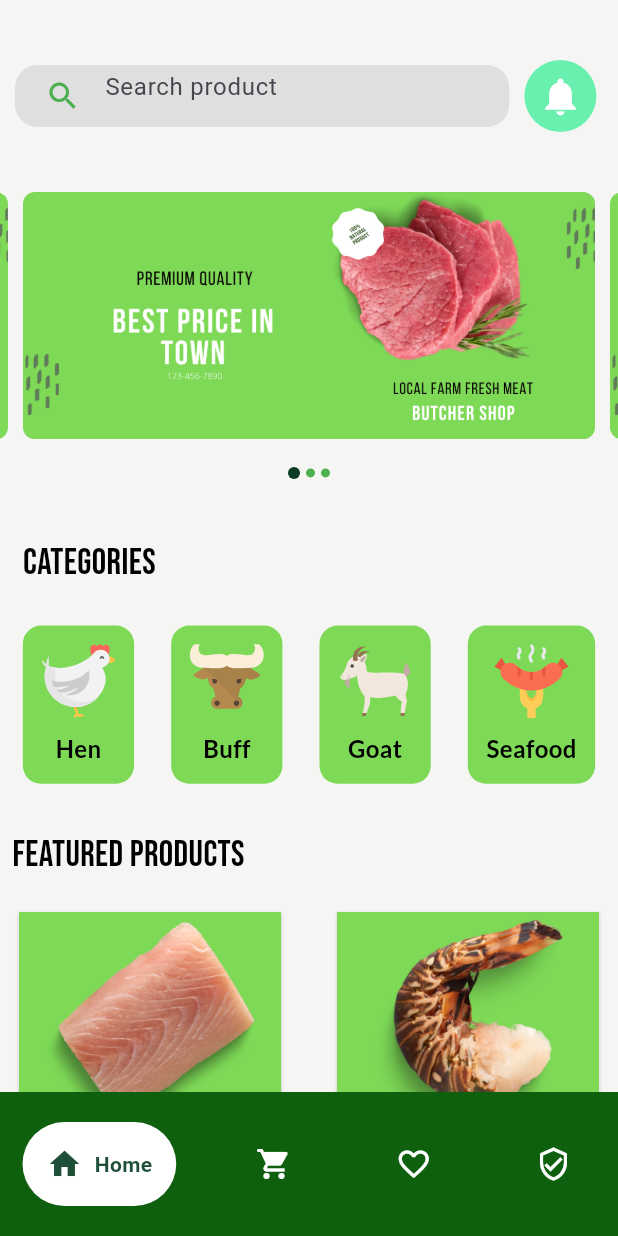
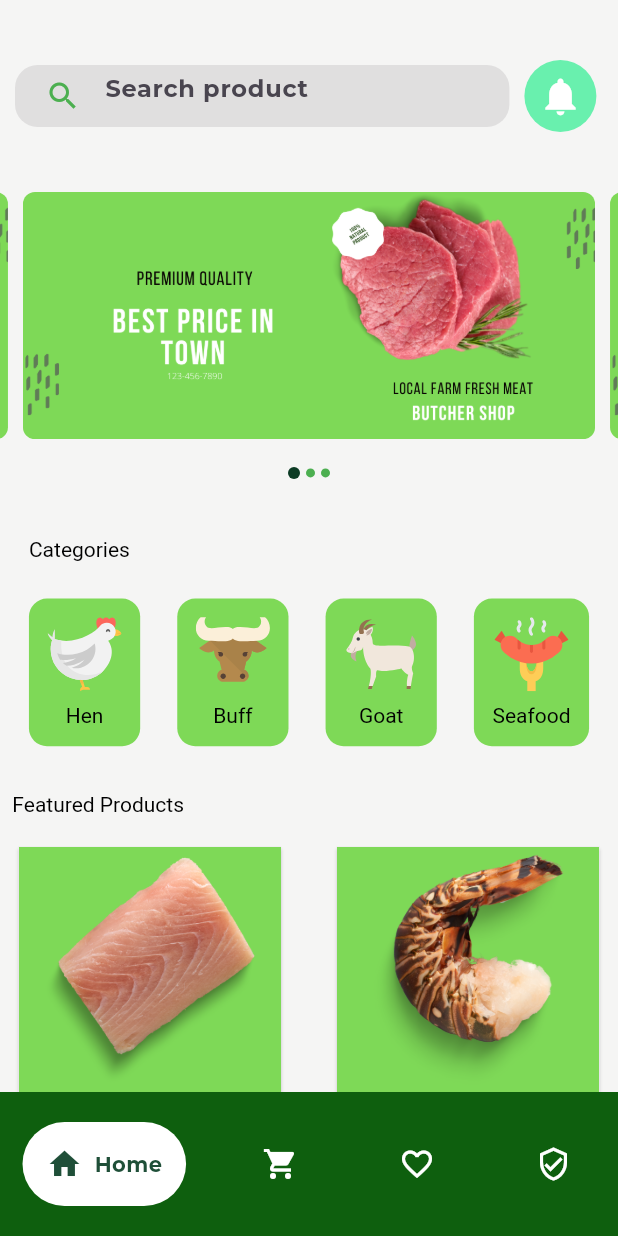
Before and after one commit to sunsilthapa/butcher_ecom, a Flutter app: the DashboardPageView screen opened by its route, on a phone screen of 412 x 824 dp. Run offline on Flutter 3.47's test engine with Material 3 defaults, Android fonts, the phone set to English and light mode, and no system bars; drawn by our look-alikes of carousel_slider, dots_indicator, google_nav_bar; our stand-ins replace flutter_screenutil, flutter_svg; Roboto replaces fonts that are missing (Lato Bold).

Commit message:
heading and body font text theme added

```diff
--- a/lib/app/app.dart
+++ b/lib/app/app.dart
@@ -1,6 +1,7 @@
 import 'package:flutter/material.dart';
 import 'package:flutter_screenutil/flutter_screenutil.dart';
 import 'package:meat_shop/app/routes/app_routes.dart';
+import 'package:meat_shop/app/themes/theme_data.dart';
 
 class App extends StatelessWidget {
 const App({ Key? key }) : super(key: key);
@@ -13,6 +14,7 @@ const App({ Key? key }) : super(key: key);
       title: "Meat Shop",
       initialRoute: AppRoute.splashPageRoute,
       routes: AppRoute.getApplicationRoute(),
+      theme: getApplicationTheme()
     );
   }
 }
--- a/lib/utils/app_fonts.dart
+++ /dev/null
@@ -1,46 +0,0 @@
-import 'package:flutter/material.dart';
-import 'package:google_fonts/google_fonts.dart';
-
-class AppFonts {
-  static TextStyle headingText({
-    double fontSize = 24,
-    FontWeight fontWeight = FontWeight.w700,
-    Color color = Colors.black,
-  }) {
-    return GoogleFonts.bebasNeue(
-      textStyle: TextStyle(
-        fontSize: fontSize,
-        fontWeight: fontWeight,
-        color: color,
-      ),
-    );
-  }
-
-  static TextStyle bodyText({
-    double fontSize = 16,
-    FontWeight fontWeight = FontWeight.w400,
-    Color color = Colors.black,
-  }) {
-    return GoogleFonts.lato(
-      textStyle: TextStyle(
-        fontSize: fontSize,
-        fontWeight: fontWeight,
-        color: color,
-      ),
-    );
-  }
-
-  static TextStyle decorative({
-    double fontSize = 20,
-    FontWeight fontWeight = FontWeight.w400,
-    Color color = Colors.black,
-  }) {
-    return GoogleFonts.dancingScript(
-      textStyle: TextStyle(
-        fontSize: fontSize,
-        fontWeight: fontWeight,
-        color: color,
-      ),
-    );
-  }
-}
--- a/lib/views/home_page_view.dart
+++ b/lib/views/home_page_view.dart
@@ -2,9 +2,6 @@ import 'package:flutter/material.dart';
 import 'package:carousel_slider/carousel_slider.dart';
 import 'package:dots_indicator/dots_indicator.dart';
 import 'package:flutter_svg/svg.dart';
-import 'package:google_nav_bar/google_nav_bar.dart';
-
-import '../utils/app_fonts.dart';
 
 class HomeScreen extends StatefulWidget {
   const HomeScreen({Key? key}) : super(key: key);
@@ -158,7 +155,7 @@ class CategorySection extends StatelessWidget {
           padding: EdgeInsets.all(screenWidth * 0.03),
           child: Text(
             'Categories',
-            style: AppFonts.headingText(fontWeight: FontWeight.w500),
+            style: Theme.of(context).textTheme.displayMedium,
           ),
         ),
         SingleChildScrollView(
@@ -209,7 +206,7 @@ class ProductSection extends StatelessWidget {
           padding: EdgeInsets.all(screenWidth * 0.02),
           child: Text(
             'Featured Products',
-            style: AppFonts.headingText(fontWeight: FontWeight.w500),
+            style: Theme.of(context).textTheme.displayMedium,
           ),
         ),
         GridView.builder(
@@ -269,14 +266,13 @@ class ProductCard extends StatelessWidget {
           Center(
             child: Text(
               productName,
-              style: AppFonts.bodyText(fontWeight: FontWeight.bold),
+              style: Theme.of(context).textTheme.displayMedium
             ),
           ),
           SizedBox(height: screenWidth * 0.01),
           Center(
             child: Text(
               '\$$price',
-              style: AppFonts.bodyText(color: Colors.red),
             ),
           ),
         ],
@@ -312,7 +308,7 @@ class CategoryCard extends StatelessWidget {
             SizedBox(height: screenWidth * 0.02),
             Text(
               categoryName,
-              style: AppFonts.bodyText(fontWeight: FontWeight.bold),
+              style: Theme.of(context).textTheme.displayMedium,
             ),
           ],
         ),
--- a/lib/views/signup_page_view.dart
+++ b/lib/views/signup_page_view.dart
@@ -37,7 +37,7 @@ class _SignUpPageViewState extends State<SignUpPageView> {
                   children: [
                     Text(
                       "B-Shop SignUp",
-                      style: AppFonts.decorative(),
+                      style: Theme.of(context).textTheme.displayMedium,
                     ),
                     const SizedBox(height: 68),
                     Text(
@@ -87,7 +87,8 @@ class _SignUpPageViewState extends State<SignUpPageView> {
                       text: "Sign Up",
                       onPressed: () {
                         if (_formKey.currentState?.validate() ?? false) {
-                          showSnackbar(context, 'register success', color: Colors.green);
+                          showSnackbar(context, 'register success',
+                              color: Colors.green);
                           // Form is valid, proceed with your navigation logic
                           Navigator.pushNamed(context, AppRoute.homePageRoute);
                         }
```
Also changed, not shown: lib/app/themes/theme_data.dart (+18 -12 lines), lib/utils/custom_widgets.dart (+0 -54 lines), lib/views/cart_page_view.dart (+5 -4 lines), lib/views/login_page_view.dart (+8 -9 lines), pubspec.yaml (+8 -6 lines), assets/fonts/Lato-Bold.ttf (added), assets/fonts/Lato-Light.ttf (added), assets/fonts/Montserrat-Bold.ttf (added), pubspec.lock.
